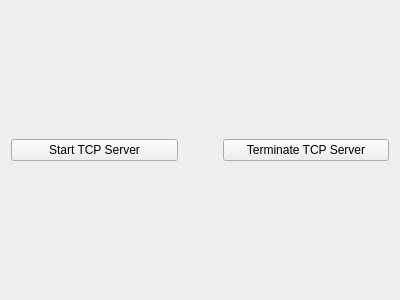
The window that Server/server_GUI.ui (JaumeNB/Robot_controller) describes before a commit, drawn with Qt 5.
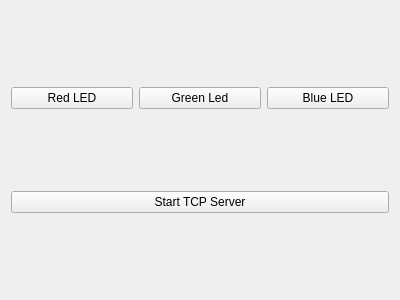
The same window after the commit.

```diff
--- a/Server/server_GUI.ui
+++ b/Server/server_GUI.ui
@@ -14,6 +14,31 @@
    <string>TCP Server</string>
   </property>
   <layout class="QVBoxLayout" name="verticalLayout">
+   <item>
+    <layout class="QHBoxLayout" name="horizontalLayout_2">
+     <item>
+      <widget class="QPushButton" name="red_btn">
+       <property name="text">
+        <string>Red LED</string>
+       </property>
+      </widget>
+     </item>
+     <item>
+      <widget class="QPushButton" name="green_btn">
+       <property name="text">
+        <string>Green Led</string>
+       </property>
+      </widget>
+     </item>
+     <item>
+      <widget class="QPushButton" name="blue_btn">
+       <property name="text">
+        <string>Blue LED</string>
+       </property>
+      </widget>
+     </item>
+    </layout>
+   </item>
    <item>
     <layout class="QHBoxLayout" name="horizontalLayout">
      <property name="spacing">
@@ -26,13 +51,6 @@
        </property>
       </widget>
      </item>
-     <item>
-      <widget class="QPushButton" name="terminate_server_btn">
-       <property name="text">
-        <string>Terminate TCP Server</string>
-       </property>
-      </widget>
-     </item>
     </layout>
    </item>
   </layout>
```
